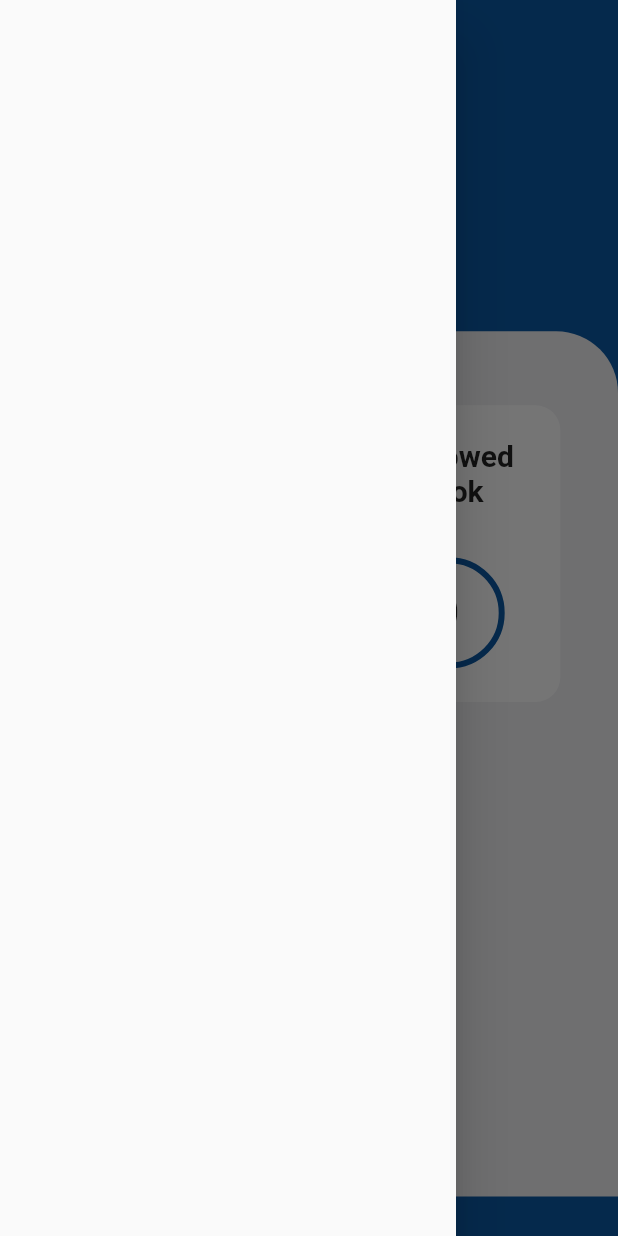
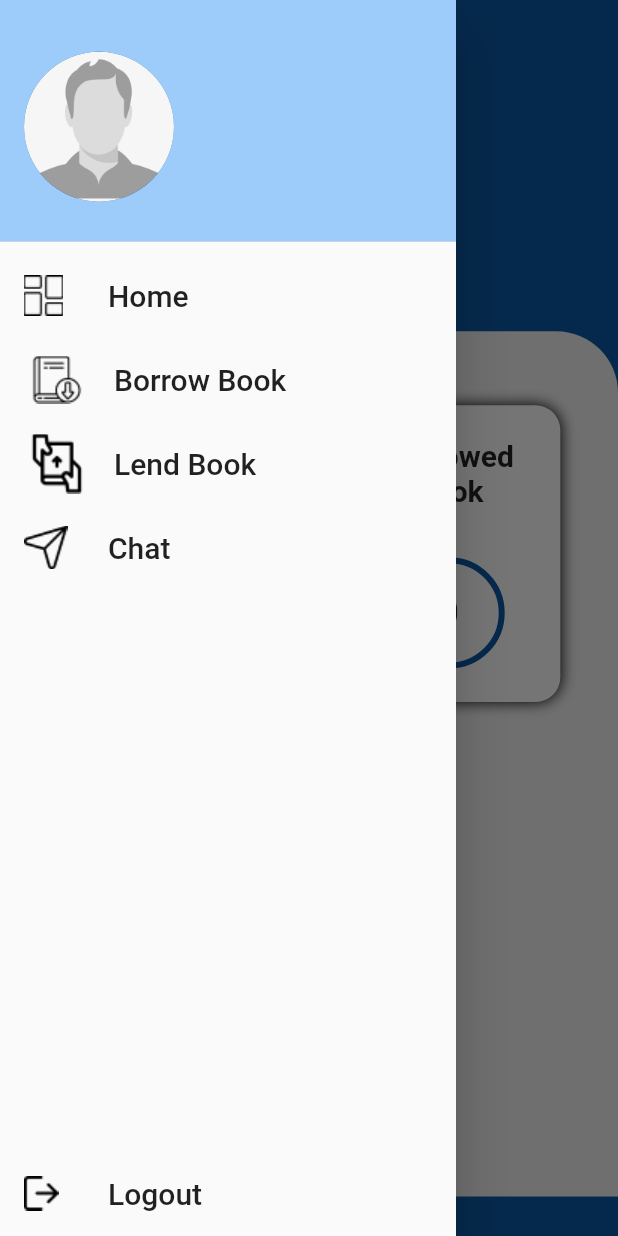
Before and after one commit to pushti0112/BookHook, a Flutter app: the DashboardScreen screen opened directly, with the side drawer open, on a phone screen of 412 x 824 dp. Run offline on Flutter 3.47's test engine with Material 2 defaults, Android fonts, the phone set to English and light mode, and no system bars; our stand-ins replace cool_alert, flutter_svg, shared_preferences, sizer; accounts and stored records are empty; network calls fail.

Commit message:
API Sync Established & Drawer

```diff
--- a/lib/model/UserModel.dart
+++ b/lib/model/UserModel.dart
@@ -1,4 +1,6 @@
-class User {
+import 'package:flutter/cupertino.dart';
+
+class User{
   int? UserId;
   String? FirstName;
   String? LastName;
--- a/lib/provider/UserProvider.dart
+++ b/lib/provider/UserProvider.dart
@@ -4,4 +4,5 @@ import '../model/UserModel.dart';
 
 class UserProvider extends ChangeNotifier {
   User? user;
+  int? lendCount;
 }
--- a/lib/view/DashboardScreen.dart
+++ b/lib/view/DashboardScreen.dart
@@ -1,10 +1,22 @@
 // ignore_for_file: prefer_const_constructors
 
+import 'dart:async';
+
 import 'package:book_hook/global/AppColors.dart';
+import 'package:book_hook/model/UserModel.dart';
+import 'package:book_hook/provider/UserProvider.dart';
+import 'package:book_hook/view/LendBookScreen.dart';
+import 'package:book_hook/view/LoginScreen.dart';
 import 'package:flutter/material.dart';
 import 'package:flutter/src/widgets/container.dart';
 import 'package:flutter/src/widgets/framework.dart';
 import 'package:sizer/sizer.dart';
+import 'package:flutter_svg/flutter_svg.dart';
+import 'package:shared_preferences/shared_preferences.dart';
+import 'package:book_hook/controller/LendBookController.dart';
+import 'package:provider/provider.dart';
+
+import '../widget/drawer_tray.dart';
 class DashboardScreen extends StatefulWidget {
   const DashboardScreen({super.key});
 
@@ -12,11 +24,22 @@ class DashboardScreen extends StatefulWidget {
   State<DashboardScreen> createState() => _DashboardScreenState();
 }
 
+
 class _DashboardScreenState extends State<DashboardScreen> {
+
+  @override
+  void initState(){
+
+    // TODO: implement initState
+    print("In INIT");
+    LendBookController().getLendBook(context);
+    super.initState();
+  }
   @override
   Widget build(BuildContext context) {
+    UserProvider userProvider = Provider.of<UserProvider>(context, listen: false);
     return Scaffold(
-      drawer: Drawer(),
+      drawer: DrawerTray(),
       appBar: AppBar(
         backgroundColor: AppColors.primary,
         elevation: 0,
@@ -43,21 +66,65 @@ class _DashboardScreenState extends State<DashboardScreen> {
               borderRadius: BorderRadius.only(topLeft: Radius.circular(5.h), topRight: Radius.circular(5.h)),
               color: AppColors.light3,
               ),
-              child: Row(
-                mainAxisAlignment: MainAxisAlignment.spaceEvenly,
-                crossAxisAlignment: CrossAxisAlignment.start,
-                // ignore: prefer_const_literals_to_create_immutables
+              child: Column(
+                mainAxisAlignment: MainAxisAlignment.spaceBetween,
                 children: [
-                  dashboardCard(text: "Lended", count: 0,id: 1),
-                  dashboardCard(text: "Borrowed",count: 0, id: 2),
+                  countWidget(userProvider: userProvider),
+                  Row(
+                    mainAxisAlignment: MainAxisAlignment.spaceBetween,
+                    children: [
+                      Container(
+                        height: 24.h,
+                        width: 24.h,
+                        child: Center(
+                          child: SvgPicture.asset(
+                            "assets/images/read.svg"
+                            ),
+                        ),
+                      ),
+                      SizedBox(width: 30,),
+                    ],
+                  ),
                 ],
               ),
             ),
+
            ],
       ),
     );
   }
 }
+
+class countWidget extends StatelessWidget {
+  const countWidget({
+    Key? key,
+    required this.userProvider,
+
+  }) : super(key: key);
+
+  final UserProvider userProvider;
+
+
+  @override
+  Widget build(BuildContext context) {
+    return Consumer<UserProvider>(
+      builder:  (context, value, child){
+        print(value.lendCount);
+        return Row(
+          mainAxisAlignment: MainAxisAlignment.spaceEvenly,
+          crossAxisAlignment: CrossAxisAlignment.start,
+          // ignore: prefer_const_literals_to_create_immutables
+          children: [
+            dashboardCard(text: "Lended", count: userProvider.lendCount??0,id: 1),
+            dashboardCard(text: "Borrowed",count: 0, id: 2),
+          ],
+        );
+      },
+      child: Container(),
+    );
+  }
+}
+
 
 class dashboardCard extends StatelessWidget {
   final String text;
@@ -77,8 +144,12 @@ class dashboardCard extends StatelessWidget {
       decoration: BoxDecoration(
         color: Colors.white,
         borderRadius: BorderRadius.circular(2.h),
+        // ignore: prefer_const_literals_to_create_immutables
+        boxShadow: [BoxShadow(
+          blurRadius: 8.0,
+
+        ),]
       ),
-      child: Expanded(
       child: Column(
         crossAxisAlignment: CrossAxisAlignment.center,
         mainAxisAlignment: MainAxisAlignment.center,
@@ -100,7 +171,6 @@ class dashboardCard extends StatelessWidget {
             ))),
         ],
       ),
-      ),
     );
   }
 }
--- /dev/null
+++ b/lib/widget/drawer_tray.dart
@@ -0,0 +1,135 @@
+// ignore_for_file: prefer_const_constructors
+
+import 'package:book_hook/global/AppColors.dart';
+import 'package:book_hook/provider/UserProvider.dart';
+import 'package:book_hook/view/BorrowBook.dart';
+import 'package:book_hook/view/DashboardScreen.dart';
+import 'package:book_hook/view/LendBookScreen.dart';
+import 'package:book_hook/view/LoginScreen.dart';
+import 'package:flutter/material.dart';
+import 'package:shared_preferences/shared_preferences.dart';
+import 'package:sizer/sizer.dart';
+import 'package:provider/provider.dart';
+
+class DrawerTray extends StatelessWidget {
+  const DrawerTray({
+    Key? key,
+  }) : super(key: key);
+
+  @override
+  Widget build(BuildContext context) {
+    UserProvider userProvider = Provider.of<UserProvider>(context, listen: false);
+    String? l1 = userProvider.user!.FirstName;
+    String? l2 = userProvider.user!.LastName;
+    String? add1 = userProvider.user!.CityName;
+    String? zip = userProvider.user!.ZipName;
+
+    return Drawer(
+      child: Column(
+        children: [
+          DrawerHeader(
+            decoration: BoxDecoration(
+              color: AppColors.primaryLight
+            ),
+            child: Row(
+              crossAxisAlignment: CrossAxisAlignment.center,
+              children: [
+                CircleAvatar(
+                  backgroundImage: AssetImage("assets/images/profile-sample.png"),
+                  backgroundColor: AppColors.primary,
+                  radius: 50,
+                ),
+                SizedBox(width: 2.h),
+                Container(
+                  child: Column(
+                    mainAxisAlignment: MainAxisAlignment.center,
+                    crossAxisAlignment: CrossAxisAlignment.start,
+                    children: [
+                      Text('$l1 $l2',
+                        style: TextStyle(
+                          fontWeight: FontWeight.bold,
+                          fontSize: 20
+                        ),
+                      ),
+                      SizedBox(
+                        height:18
+                      ),
+                      Text("$add1",
+                        style: TextStyle(
+                          fontSize: 18,
+                          fontWeight: FontWeight.w500
+                        ),
+                      ),
+                      Text("$zip",
+                      style: TextStyle(
+                          fontSize: 18,
+                          fontWeight: FontWeight.w500
+                        ),
+                      ),
+
+                    ],
+                  ),
+                ),
+              ],
+            ),
+          ),
+          ListTile(
+            leading: Image.asset("assets/images/menu.png"),
+            title: Text("Home",
+            // ignore: prefer_const_constructors
+            style: TextStyle(
+              fontSize: 20
+            ),),
+            onTap: ()=>Navigator.push(context, MaterialPageRoute(builder: (context) => DashboardScreen())),
+          ),
+          ListTile(
+            leading: Image.asset("assets/images/book1.png"),
+            title: Text("Borrow Book",
+            // ignore: prefer_const_constructors
+            style: TextStyle(
+              fontSize: 20
+            ),),
+            onTap: ()=>Navigator.push(context, MaterialPageRoute(builder: (context) => BorrowBook())),
+          ),
+          ListTile(
+            leading: Image.asset("assets/images/hand1.png"),
+            title: Text("Lend Book",
+            // ignore: prefer_const_constructors
+            style: TextStyle(
+              fontSize: 20
+            ),),
+            onTap: ()=>Navigator.push(context, MaterialPageRoute(builder: (context) => LendABookPage())),
+          ),
+          ListTile(
+            leading: Image.asset("assets/images/send1.png"),
+            title: Text("Chat",
+            // ignore: prefer_const_constructors
+            style: TextStyle(
+              fontSize: 20
+            ),),
+            onTap: (){},
+          ),
+          Expanded(
+            child: Align(
+              alignment: FractionalOffset.bottomCenter,
+              child: ListTile(
+                leading: Image.asset("assets/images/logout.png"),
+                title: Text("Logout",
+                // ignore: prefer_const_constructors
+                style: TextStyle(
+                  fontSize: 20
+                ),),
+                onTap: () async{
+                  SharedPreferences preferences = await SharedPreferences.getInstance();
+                  await preferences.clear();
+                  Navigator.pushReplacement(context, MaterialPageRoute(builder: (context) => LoginScreen()));
+                  }
+              ),
+            ),
+          ),
+
+        ],
+      ),
+    );
+  }
+}
```
Also changed, not shown: lib/controller/LendBookController.dart (+34 -1 lines), lib/view/BorrowBook.dart (+2 -5 lines), lib/view/LendBookScreen.dart (+5 -7 lines), lib/view/ProfilePage.dart (+2 -5 lines), assets/images/book1.png (added), assets/images/hand1.png (added), assets/images/logout.png (added), assets/images/menu.png (added), assets/images/read.svg (added), assets/images/read1.png (added), assets/images/send1.png (added), lib/controller/LoginSignupController.dart (line endings or trailing spaces). Lines whose indentation alone changed are shown as unchanged.
